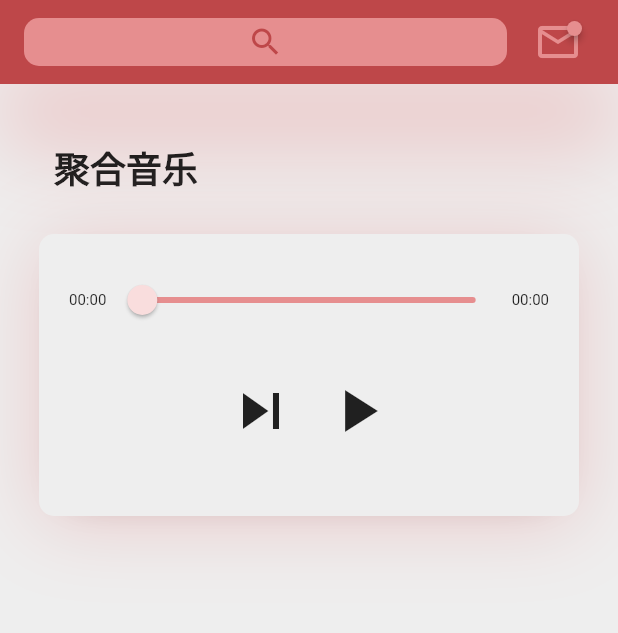
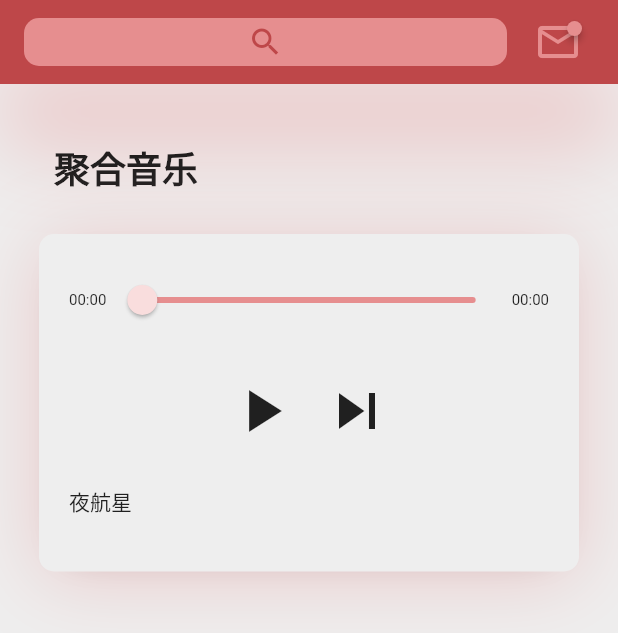
Before and after one commit to SF-ND-ORG/Ours-next, a Flutter app: the screen it shows after launch, on a phone screen of 412 x 824 dp. Shown: the top 633 px of the screen. Run offline on Flutter 3.47's test engine with Material 2 defaults, Android fonts, the light colour scheme and no system bars; drawn by our look-alikes of badges; our stand-ins replace dio, get, just_audio; missing offline and left inert: audio_session, dart:html; Roboto replaces fonts that are missing (SourceHanSerif).

Commit message:
update Music Control Widget

```diff
--- a/lib/common/services/OursMusicService.dart
+++ b/lib/common/services/OursMusicService.dart
@@ -20,7 +20,7 @@ class OursMusicController extends GetxController {
 
   final currentTime = 0.obs; // 已播放时间
 
-  final playList = <Song>[].obs; // 播放列表
+  final RxList<Song> playList = <Song>[].obs; // 播放列表
 
   final currentIndex = 0.obs; // 当前歌曲索引
 
--- a/lib/common/widgets/MusicPlayerControllWidget.dart
+++ b/lib/common/widgets/MusicPlayerControlWidget.dart
@@ -3,7 +3,7 @@ import 'package:flutter/material.dart';
 import 'package:get/get.dart';
 import 'package:ours_next/common/services/OursMusicService.dart';
 
-class MusicPlayerControllWidget extends GetWidget<OursMusicController> {
+class MusicPlayerControlWidget extends GetWidget<OursMusicController> {
   @override
   Widget build(BuildContext context) {
     return Material(
@@ -12,16 +12,16 @@ class MusicPlayerControllWidget extends GetWidget<OursMusicController> {
           mainAxisAlignment: MainAxisAlignment.center,
           crossAxisAlignment: CrossAxisAlignment.stretch,
           children: [
-            IconButton(
-                iconSize: 48,
-                onPressed: controller.nextSong,
-                icon: Icon(Icons.skip_next_sharp)),
             Obx(() => IconButton(
                 iconSize: 48,
                 onPressed: controller.onPlayPauseButton,
                 icon: Icon(controller.playing.value
                     ? Icons.pause
                     : Icons.play_arrow))),
+            IconButton(
+                iconSize: 48,
+                onPressed: controller.nextSong,
+                icon: Icon(Icons.skip_next_sharp)),
           ],
         ));
   }
--- /dev/null
+++ b/lib/common/widgets/MusicPlayerPlayListWidget.dart
@@ -0,0 +1,22 @@
+import 'package:flutter/cupertino.dart';
+import 'package:flutter/material.dart';
+import 'package:get/get.dart';
+import 'package:ours_next/common/services/OursMusicService.dart';
+
+class MusicPlayerPlayListWidget extends GetWidget<OursMusicController> {
+  @override
+  Widget build(BuildContext context) {
+    return Obx(() => Material(
+          color: Colors.transparent,
+          child: ListView(
+              shrinkWrap: true,
+              children: controller.playList.isEmpty
+                  ? <Widget>[]
+                  : controller.playList
+                      .map(
+                        (element) => Text(element.name),
+                      )
+                      .toList()),
+        ));
+  }
+}
--- a/lib/common/widgets/widgets.dart
+++ b/lib/common/widgets/widgets.dart
@@ -1,5 +1,5 @@
 library widgets;
 
-export 'MusicPlayerControllWidget.dart';
+export 'MusicPlayerControlWidget.dart';
 export 'MusicSeekBar.dart';
 export 'widgets.dart';
--- a/lib/pages/OursMainPage/Controller.dart
+++ b/lib/pages/OursMainPage/Controller.dart
@@ -25,7 +25,7 @@ class OursMainPageController extends GetxController {
     super.onInit();
   }
 
-  /// 在 onInit() 之后调用 1 帧。这是进入的理想场所
+  /// 在 [onInit] 之后调用 1 帧。这是进入的理想场所
   @override
   void onReady() {
     super.onReady();
@@ -38,7 +38,7 @@ class OursMainPageController extends GetxController {
     super.onClose();
   }
 
-  /// dispose 释放内存
+  /// [dispose] 释放内存
   @override
   void dispose() {
     super.dispose();
--- a/lib/pages/OursMainPage/controller.dart
+++ b/lib/pages/OursMainPage/controller.dart
@@ -25,7 +25,7 @@ class OursMainPageController extends GetxController {
     super.onInit();
   }
 
-  /// 在 onInit() 之后调用 1 帧。这是进入的理想场所
+  /// 在 [onInit] 之后调用 1 帧。这是进入的理想场所
   @override
   void onReady() {
     super.onReady();
@@ -38,7 +38,7 @@ class OursMainPageController extends GetxController {
     super.onClose();
   }
 
-  /// dispose 释放内存
+  /// [dispose] 释放内存
   @override
   void dispose() {
     super.dispose();
--- a/lib/pages/OursMainPage/widgets/OursMainPageMergeMusic.dart
+++ b/lib/pages/OursMainPage/widgets/OursMainPageMergeMusic.dart
@@ -3,7 +3,8 @@ import 'package:get/get.dart';
 import 'package:ours_next/OursTheme.dart';
 import 'package:ours_next/common/services/OursMusicService.dart';
 import 'package:ours_next/common/utils/utils.dart';
-import 'package:ours_next/common/widgets/MusicPlayerControllWidget.dart';
+import 'package:ours_next/common/widgets/MusicPlayerControlWidget.dart';
+import 'package:ours_next/common/widgets/MusicPlayerPlayListWidget.dart';
 import 'package:ours_next/widgets/OursCardWidget.dart';
 import 'package:ours_next/common/widgets/widgets.dart';
 
@@ -64,8 +65,9 @@ class OursMainPageMergeMusic extends GetView<OursMusicController> {
                 ),
                 SizedBox(
                   height: 100,
-                  child: Center(child: MusicPlayerControllWidget()),
-                )
+                  child: Center(child: MusicPlayerControlWidget()),
+                ),
+                MusicPlayerPlayListWidget()
               ]),
         ),
       )
```
